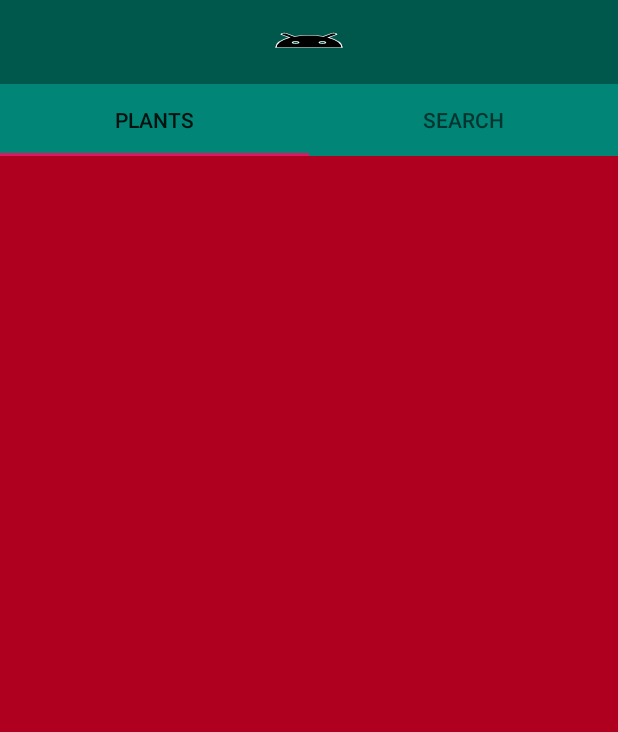
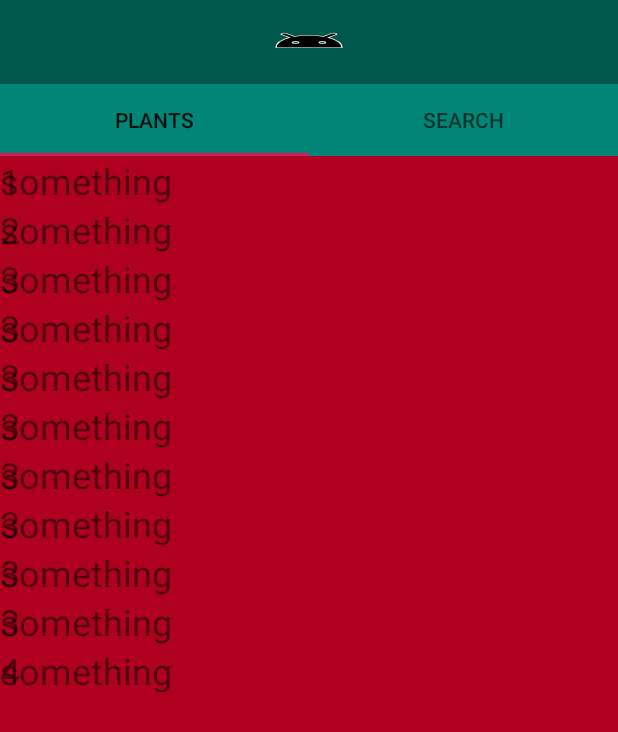
Before and after one commit to kzsobolewski/My-Garden, an Android app: the screen it shows after launch (MainActivity), on a phone screen of 412 x 824 dp. Shown: the top 732 px of the screen. Run offline under Robolectric (Android 15) with nearby library versions, the phone set to English and light mode, and no system bars; our stand-ins replace data binding.

Commit message:
RecycleView data binding refactor

```diff
--- a/build.gradle
+++ b/build.gradle
@@ -8,7 +8,7 @@ buildscript {
 
     }
     dependencies {
-        classpath 'com.android.tools.build:gradle:3.5.1'
+        classpath 'com.android.tools.build:gradle:3.6.0'
         classpath "org.jetbrains.kotlin:kotlin-gradle-plugin:$kotlin_version"
         // NOTE: Do not place your application dependencies here; they belong
         // in the individual module build.gradle files
--- a/presentation/build.gradle
+++ b/presentation/build.gradle
@@ -21,6 +21,9 @@ android {
             proguardFiles getDefaultProguardFile('proguard-android-optimize.txt'), 'proguard-rules.pro'
         }
     }
+    dataBinding {
+        enabled = true
+    }
 }
 
 dependencies {
--- a/presentation/src/main/AndroidManifest.xml
+++ b/presentation/src/main/AndroidManifest.xml
@@ -9,7 +9,7 @@
         android:roundIcon="@mipmap/ic_launcher_round"
         android:supportsRtl="true"
         android:theme="@style/AppTheme">
-        <activity android:name=".MainActivity">
+        <activity android:name=".main.activities.MainActivity">
             <intent-filter>
                 <action android:name="android.intent.action.MAIN" />
 
--- a/presentation/src/main/java/com/kzsobolewski/mygarden/PlantsFragment.kt
+++ /dev/null
@@ -1,25 +0,0 @@
-package com.kzsobolewski.mygarden
-
-
-import android.os.Bundle
-import androidx.fragment.app.Fragment
-import android.view.LayoutInflater
-import android.view.View
-import android.view.ViewGroup
-
-class PlantsFragment : Fragment() {
-
-    companion object {
-        fun newInstance() = PlantsFragment()
-    }
-
-    override fun onCreateView(
-        inflater: LayoutInflater, container: ViewGroup?,
-        savedInstanceState: Bundle?
-    ): View? {
-        // Inflate the layout for this fragment
-        return inflater.inflate(R.layout.fragment_plants, container, false)
-    }
-
-
-}
--- a/presentation/src/main/java/com/kzsobolewski/mygarden/TabsPagerAdapter.kt
+++ /dev/null
@@ -1,18 +0,0 @@
-package com.kzsobolewski.mygarden
-
-
-import androidx.fragment.app.Fragment
-import androidx.viewpager2.adapter.FragmentStateAdapter
-
-
-class TabsPagerAdapter(fragment: Fragment): FragmentStateAdapter(fragment){
-
-    override fun getItemCount(): Int = 2
-
-    override fun createFragment(position: Int): Fragment {
-        return when(position) {
-            0 -> { PlantsFragment.newInstance() }
-            else -> { SearchFragment.newInstance() }
-        }
-    }
-}
--- a/presentation/src/main/java/com/kzsobolewski/mygarden/MainActivity.kt
+++ b/presentation/src/main/java/com/kzsobolewski/mygarden/main/activities/MainActivity.kt
@@ -1,7 +1,8 @@
-package com.kzsobolewski.mygarden
+package com.kzsobolewski.mygarden.main.activities
 
 import androidx.appcompat.app.AppCompatActivity
 import android.os.Bundle
+import com.kzsobolewski.mygarden.R
 
 class MainActivity : AppCompatActivity() {
 
--- /dev/null
+++ b/presentation/src/main/java/com/kzsobolewski/mygarden/main/adapters/TabsPagerAdapter.kt
@@ -0,0 +1,24 @@
+package com.kzsobolewski.mygarden.main.adapters
+
+
+import androidx.fragment.app.Fragment
+import androidx.viewpager2.adapter.FragmentStateAdapter
+import com.kzsobolewski.mygarden.plants.fragments.PlantsFragment
+import com.kzsobolewski.mygarden.search.SearchFragment
+
+
+class TabsPagerAdapter(fragment: Fragment): FragmentStateAdapter(fragment){
+
+    override fun getItemCount(): Int = 2
+
+    override fun createFragment(position: Int): Fragment {
+        return when(position) {
+            0 -> {
+                PlantsFragment.newInstance()
+            }
+            else -> {
+                SearchFragment.newInstance()
+            }
+        }
+    }
+}
--- a/presentation/src/main/java/com/kzsobolewski/mygarden/TabsFragment.kt
+++ b/presentation/src/main/java/com/kzsobolewski/mygarden/main/fragments/TabsFragment.kt
@@ -1,4 +1,4 @@
-package com.kzsobolewski.mygarden
+package com.kzsobolewski.mygarden.main.fragments
 
 
 import android.os.Bundle
@@ -6,15 +6,13 @@ import androidx.fragment.app.Fragment
 import android.view.LayoutInflater
 import android.view.View
 import android.view.ViewGroup
-import androidx.viewpager2.widget.ViewPager2
-import com.google.android.material.tabs.TabLayout
 import com.google.android.material.tabs.TabLayoutMediator
+import com.kzsobolewski.mygarden.main.adapters.TabsPagerAdapter
+import com.kzsobolewski.mygarden.R
+import kotlinx.android.synthetic.main.fragment_tabs.*
 
 
 class TabsFragment : Fragment() {
-
-    private lateinit var adapter: TabsPagerAdapter
-    private lateinit var viewPager: ViewPager2
 
     override fun onCreateView(
         inflater: LayoutInflater, container: ViewGroup?,
@@ -24,19 +22,16 @@ class TabsFragment : Fragment() {
     }
 
     override fun onViewCreated(view: View, savedInstanceState: Bundle?) {
-        initializeViewPagerAdapter(view)
-        attachTabLayoutMediator(view)
+        initializeViewPagerAdapter()
+        attachTabLayoutMediator()
     }
 
-    private fun initializeViewPagerAdapter(view: View){
-        adapter = TabsPagerAdapter(this)
-        viewPager = view.findViewById(R.id.main_view_pager)
-        viewPager.adapter = adapter
+    private fun initializeViewPagerAdapter(){
+        main_view_pager.adapter = TabsPagerAdapter(this)
     }
 
-    private fun attachTabLayoutMediator(view : View) {
-        val tabLayout: TabLayout = view.findViewById(R.id.main_tab_layout)
-        TabLayoutMediator(tabLayout, viewPager) {tab, position ->
+    private fun attachTabLayoutMediator() {
+        TabLayoutMediator(main_tab_layout, main_view_pager) {tab, position ->
             tab.text = when(position) {
                 0 -> getString(R.string.plants_tab)
                 else -> getString(R.string.search_tab)
--- /dev/null
+++ b/presentation/src/main/java/com/kzsobolewski/mygarden/plants/adapters/PlatListAdapter.kt
@@ -0,0 +1,44 @@
+package com.kzsobolewski.mygarden.plants.adapters
+
+import android.content.Context
+import android.view.LayoutInflater
+import android.view.ViewGroup
+import androidx.recyclerview.widget.RecyclerView
+import com.kzsobolewski.mygarden.databinding.PlantItemBinding
+import com.kzsobolewski.mygarden.plants.Plant
+import kotlinx.android.synthetic.main.plant_item.view.*
+
+class PlatListAdapter internal constructor(context: Context) :
+    RecyclerView.Adapter<PlatListAdapter.ViewHolder>() {
+
+    private var dummyPlants = listOf(
+        Plant("1", "something"),
+        Plant("2", "something"),
+        Plant("3", "something"),
+        Plant("3", "something"),
+        Plant("3", "something"),
+        Plant("3", "something"),
+        Plant("3", "something"),
+        Plant("3", "something"),
+        Plant("3", "something"),
+        Plant("3", "something"),
+        Plant("4", "something")
+    )
+
+    override fun onCreateViewHolder(parent: ViewGroup, viewType: Int) : ViewHolder {
+        val inflater = LayoutInflater.from(parent.context)
+        val binding = PlantItemBinding.inflate(inflater)
+        return ViewHolder(binding)
+    }
+
+    override fun onBindViewHolder(holder: ViewHolder, position: Int) = holder.bind(dummyPlants[position])
+
+    override fun getItemCount(): Int = dummyPlants.size
+
+    inner class ViewHolder(val binding: PlantItemBinding) : RecyclerView.ViewHolder(binding.root) {
+        fun bind(item: Plant) {
+            binding.item = item
+            binding.executePendingBindings()
+        }
+    }
+}
--- a/presentation/src/main/java/com/kzsobolewski/mygarden/plants/adapters/PlatsListAdapter.kt
+++ /dev/null
@@ -1,46 +0,0 @@
-package com.kzsobolewski.mygarden.plants.adapters
-
-import android.content.Context
-import android.view.LayoutInflater
-import android.view.View
-import android.view.ViewGroup
-import android.widget.TextView
-import androidx.recyclerview.widget.RecyclerView
-import com.kzsobolewski.mygarden.R
-import com.kzsobolewski.mygarden.plants.Plant
-import kotlinx.android.synthetic.main.item_plants.view.*
-
-class PlatsListAdapter internal constructor(context: Context) :
-    RecyclerView.Adapter<PlatsListAdapter.PlantItemViewHolder>() {
-
-    private val  inflater = LayoutInflater.from(context)
-    private var dummyPlants = listOf(
-        Plant("1", "something"),
-        Plant("2", "something"),
-        Plant("3", "something"),
-        Plant("3", "something"),
-        Plant("3", "something"),
-        Plant("3", "something"),
-        Plant("3", "something"),
-        Plant("3", "something"),
-        Plant("3", "something"),
-        Plant("3", "something"),
-        Plant("4", "something")
-    )
-
-    override fun onCreateViewHolder(parent: ViewGroup, viewType: Int) : PlantItemViewHolder {
-        val itemView = inflater.inflate(R.layout.item_plants, parent, false)
-        return PlantItemViewHolder(itemView)
-    }
-
-    override fun onBindViewHolder(holder: PlantItemViewHolder, position: Int) {
-        val currentItem = dummyPlants[position]
-        holder.itemView.plant_name.text = currentItem.name
-    }
-
-    override fun getItemCount(): Int = dummyPlants.size
-
-    inner class PlantItemViewHolder(itemView : View) : RecyclerView.ViewHolder(itemView) {
-        val plantName : TextView = itemView.findViewById(R.id.plant_name)
-    }
-}
--- /dev/null
+++ b/presentation/src/main/java/com/kzsobolewski/mygarden/plants/fragments/PlantsFragment.kt
@@ -0,0 +1,42 @@
+package com.kzsobolewski.mygarden.plants.fragments
+
+
+import android.os.Bundle
+import androidx.fragment.app.Fragment
+import android.view.LayoutInflater
+import android.view.View
+import android.view.ViewGroup
+import androidx.recyclerview.widget.LinearLayoutManager
+import androidx.recyclerview.widget.RecyclerView
+import com.kzsobolewski.mygarden.R
+import com.kzsobolewski.mygarden.plants.adapters.PlatListAdapter
+
+class PlantsFragment : Fragment() {
+
+    companion object {
+        fun newInstance() =
+            PlantsFragment()
+    }
+
+    override fun onCreate(savedInstanceState: Bundle?) {
+        super.onCreate(savedInstanceState)
+        retainInstance = true
+    }
+
+    override fun onCreateView(
+        inflater: LayoutInflater, container: ViewGroup?,
+        savedInstanceState: Bundle?
+    ): View? {
+        return inflater.inflate(R.layout.fragment_plants, container, false)
+    }
+
+    override fun onViewCreated(view: View, savedInstanceState: Bundle?) {
+        super.onViewCreated(view, savedInstanceState)
+
+        val plantsRecycler = view.findViewById<RecyclerView>(R.id.plats_recycler)
+        plantsRecycler.apply{
+            layoutManager = LinearLayoutManager(activity)
+            adapter  = PlatListAdapter(context)
+        }
+    }
+}
--- a/presentation/src/main/java/com/kzsobolewski/mygarden/SearchFragment.kt
+++ b/presentation/src/main/java/com/kzsobolewski/mygarden/search/SearchFragment.kt
@@ -1,4 +1,4 @@
-package com.kzsobolewski.mygarden
+package com.kzsobolewski.mygarden.search
 
 
 import android.os.Bundle
@@ -6,6 +6,7 @@ import androidx.fragment.app.Fragment
 import android.view.LayoutInflater
 import android.view.View
 import android.view.ViewGroup
+import com.kzsobolewski.mygarden.R
 
 class SearchFragment : Fragment() {
 
--- a/presentation/src/main/res/layout/activity_main.xml
+++ b/presentation/src/main/res/layout/activity_main.xml
@@ -5,15 +5,14 @@
     android:layout_width="match_parent"
     android:layout_height="match_parent"
     android:orientation="vertical"
-    tools:context=".MainActivity">
+    tools:context=".main.activities.MainActivity">
 
     <include layout="@layout/toolbar"
         android:id="@+id/toolbar" />
 
-    <fragment android:name="com.kzsobolewski.mygarden.TabsFragment"
+    <fragment android:name="com.kzsobolewski.mygarden.main.fragments.TabsFragment"
         android:id="@+id/headlines_fragment"
         android:layout_weight="1"
         android:layout_width="match_parent"
         android:layout_height="match_parent" />
-
 </LinearLayout>
--- a/presentation/src/main/res/layout/fragment_plants.xml
+++ b/presentation/src/main/res/layout/fragment_plants.xml
@@ -1,11 +1,14 @@
 <?xml version="1.0" encoding="utf-8"?>
+
 <FrameLayout xmlns:android="http://schemas.android.com/apk/res/android"
     xmlns:tools="http://schemas.android.com/tools"
     android:layout_width="match_parent"
     android:layout_height="match_parent"
-    tools:context=".PlantsFragment"
+    tools:context=".plants.fragments.PlantsFragment"
     android:background="@color/design_default_color_error"
     >
-
-
+    <androidx.recyclerview.widget.RecyclerView
+        android:id="@+id/plats_recycler"
+        android:layout_width="match_parent"
+        android:layout_height="match_parent"/>
 </FrameLayout>
--- a/presentation/src/main/res/layout/fragment_search.xml
+++ b/presentation/src/main/res/layout/fragment_search.xml
@@ -3,7 +3,7 @@
     xmlns:tools="http://schemas.android.com/tools"
     android:layout_width="match_parent"
     android:layout_height="match_parent"
-    tools:context=".SearchFragment"
+    tools:context=".search.SearchFragment"
     android:background="@color/design_default_color_primary"
     >
 
--- a/presentation/src/main/res/layout/item_plants.xml
+++ /dev/null
@@ -1,19 +0,0 @@
-<?xml version="1.0" encoding="utf-8"?>
-<androidx.constraintlayout.widget.ConstraintLayout
-    xmlns:android="http://schemas.android.com/apk/res/android"
-    xmlns:app="http://schemas.android.com/apk/res-auto"
-    android:layout_width="match_parent"
-    android:layout_height="100dp">
-
-
-    <com.google.android.material.textview.MaterialTextView
-        android:id="@+id/plant_name"
-        android:layout_width="wrap_content"
-        android:layout_height="wrap_content"
-        android:text="PLANT NAME"
-        android:textSize="24dp"
-        app:layout_constraintBottom_toBottomOf="parent"
-        app:layout_constraintEnd_toEndOf="parent" />
-
-
-</androidx.constraintlayout.widget.ConstraintLayout>
--- /dev/null
+++ b/presentation/src/main/res/layout/plant_item.xml
@@ -0,0 +1,32 @@
+<?xml version="1.0" encoding="utf-8"?>
+<layout xmlns:app="http://schemas.android.com/apk/res-auto"
+    xmlns:android="http://schemas.android.com/apk/res/android">
+    <data>
+        <variable
+            name="item"
+            type="com.kzsobolewski.mygarden.plants.Plant" />
+    </data>
+
+    <androidx.constraintlayout.widget.ConstraintLayout
+        android:layout_width="match_parent"
+        android:layout_height="100dp">
+
+        <com.google.android.material.textview.MaterialTextView
+            android:id="@+id/plant_name"
+            android:layout_width="wrap_content"
+            android:layout_height="wrap_content"
+            android:text="@{item.name}"
+            android:textSize="24dp"
+            app:layout_constraintStart_toStartOf="parent"
+            app:layout_constraintTop_toTopOf="parent" />
+
+        <com.google.android.material.textview.MaterialTextView
+            android:id="@+id/plant_description"
+            android:layout_width="wrap_content"
+            android:layout_height="wrap_content"
+            android:text="@{item.description}"
+            android:textSize="24dp"
+            app:layout_constraintBottom_toBottomOf="parent"
+            app:layout_constraintStart_toStartOf="parent" />
+    </androidx.constraintlayout.widget.ConstraintLayout>
+</layout>
```
Also changed, not shown: gradle/wrapper/gradle-wrapper.properties.
